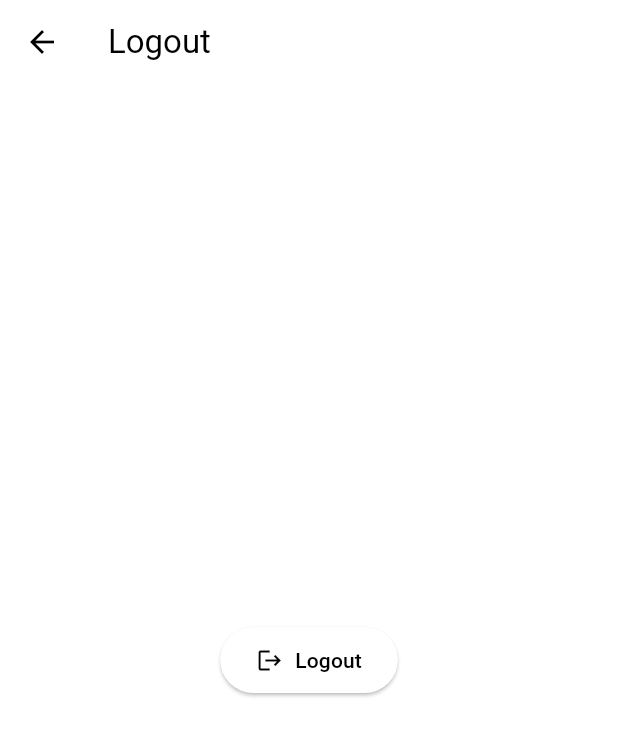
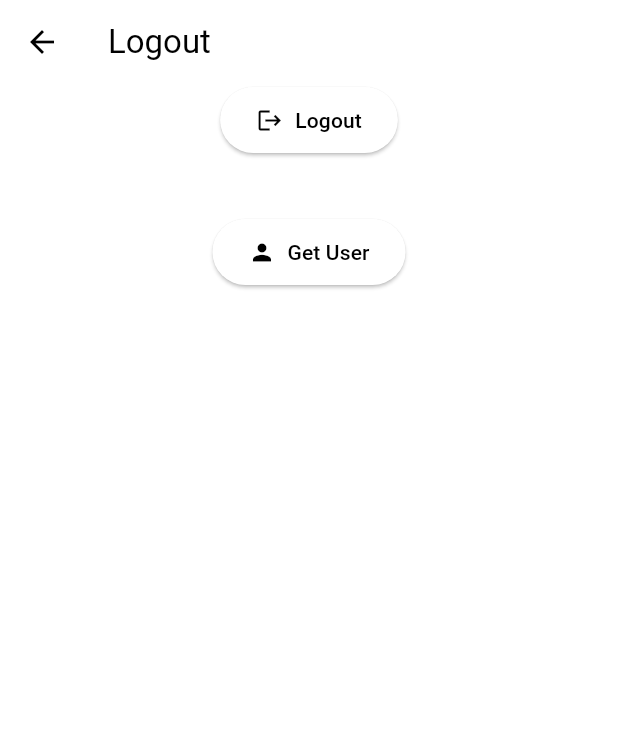
Before and after one commit to musa195420/initials_test, a Flutter app: the NotFoundPage screen opened by its route, on a phone screen of 412 x 824 dp. Shown: the top 736 px of the screen. Run offline on Flutter 3.47's test engine with Material 3 defaults, Android fonts, the phone set to English and light mode, and no system bars; our stand-ins replace cloud_firestore, firebase_auth, firebase_core, flutter_easyloading, flutter_riverpod, get_it and 3 more; accounts and stored records are empty.

Commit message:
........

```diff
--- a/lib/helper/locator.dart
+++ b/lib/helper/locator.dart
@@ -3,6 +3,7 @@ import 'package:get_it/get_it.dart';
 import 'package:initial_test/models/hive_models/hive_user.dart';
 import 'package:initial_test/repos/user_repo.dart';
 import 'package:initial_test/services/api_service.dart';
+import 'package:initial_test/services/dialog_service.dart';
 import 'package:initial_test/services/firebase_database.dart';
 import 'package:initial_test/services/firebase_service.dart';
 import 'package:initial_test/services/hive_service.dart';
@@ -22,6 +23,8 @@ class LocatorInjector {
       locator.registerLazySingleton<IFirebaseDatabase>(
           () => FirebaseDatabaseImpl());
 
+      locator.registerLazySingleton<IDialogService>(() => DialogService());
+
       locator.registerLazySingleton<IApiService>(() => ApiServiceImpl());
 
       locator
--- a/lib/main.dart
+++ b/lib/main.dart
@@ -10,6 +10,7 @@ import 'package:initial_test/helper/app_router.dart';
 import 'package:initial_test/helper/locator.dart';
 import 'package:initial_test/models/hive_models/hive_user.dart';
 import 'package:initial_test/services/hive_service.dart';
+import 'package:initial_test/services/pref_service.dart';
 
 import 'package:path_provider/path_provider.dart' as path_provider;
 
@@ -37,6 +38,8 @@ Future configSettings() async {
   // Init Services
 
   try {
+    await locator<PrefService>().init();
+
     final appDocumentDirectory =
         await path_provider.getApplicationDocumentsDirectory();
     Hive.init("${appDocumentDirectory.path}/pet_adoption");
--- a/lib/providers/no_provider.dart
+++ b/lib/providers/no_provider.dart
@@ -1,11 +1,20 @@
 // lib/providers/logout_provider.dart
+import 'package:flutter/material.dart';
 import 'package:flutter_riverpod/flutter_riverpod.dart';
 import 'package:initial_test/helper/locator.dart';
 import 'package:initial_test/helper/routes.dart';
+import 'package:initial_test/services/api_service.dart';
+import 'package:initial_test/services/dialog_service.dart';
 import 'package:initial_test/services/firebase_service.dart';
 import 'package:initial_test/services/navigation_service.dart';
 
+import '../models/user_model.dart';
+import '../services/pref_service.dart';
+
 class LogoutNotifier extends StateNotifier<AsyncValue<void>> {
+  final _apiService = locator<IApiService>();
+  final _dialogService = locator<IDialogService>();
+  final PrefService _prefService = locator<PrefService>();
   final _firebase = locator<IFirebaseService>();
   final _nav = locator<NavigationService>();
 
@@ -18,11 +27,22 @@ class LogoutNotifier extends StateNotifier<AsyncValue<void>> {
     switch (result) {
       case AuthSuccess():
         state = const AsyncData(null);
-        _nav.goBack(Routes.login); // Use pushTo or replaceAll depending on flow
+        Future.microtask(() => _nav
+            .goTo(Routes.login)); // Use pushTo or replaceAll depending on flow
         break;
       case AuthFailure(message: final msg):
         state = AsyncError(msg, StackTrace.current);
         break;
+    }
+  }
+
+  Future<void> getUser() async {
+    var userId = await _prefService.getString(PrefKey.userId);
+
+    UserModel? user = await _apiService.getUserById(userId);
+    if (user != null) {
+      await _dialogService.showSuccess(text: user.email);
+      debugPrint(user.id);
     }
   }
 }
--- a/lib/providers/signup_provider.dart
+++ b/lib/providers/signup_provider.dart
@@ -7,10 +7,12 @@ import 'package:initial_test/models/user_model.dart';
 import 'package:initial_test/services/api_service.dart';
 import 'package:initial_test/services/firebase_service.dart';
 import 'package:initial_test/services/navigation_service.dart';
+import 'package:initial_test/services/pref_service.dart';
 import 'package:initial_test/states/signup_state.dart';
 
 class SignUpNotifier extends StateNotifier<SignUpState> {
   final _apiService = locator<IApiService>();
+  final PrefService _prefService = locator<PrefService>();
   final _firebase = locator<IFirebaseService>();
   final _nav = locator<NavigationService>();
   SignUpNotifier() : super(const SignUpState());
@@ -36,6 +38,8 @@ class SignUpNotifier extends StateNotifier<SignUpState> {
             name: user.displayName ?? "",
             email: user.email ?? "",
             wallet: 0));
+
+        _prefService.setString(PrefKey.userId, user.uid);
         _nav.goTo(Routes.notfound);
         debugPrint(user.displayName);
       } else if (res is AuthFailure) {
--- a/lib/views/login.dart
+++ b/lib/views/login.dart
@@ -8,7 +8,6 @@ import 'package:initial_test/helper/routes.dart';
 import 'package:initial_test/providers/login_provider.dart';
 import 'package:initial_test/services/navigation_service.dart';
 import 'package:initial_test/states/login_state.dart';
-import 'package:initial_test/views/not_found_page.dart';
 import 'package:initial_test/widget_support/text_styles.dart';
 
 class LogIn extends ConsumerStatefulWidget {
@@ -42,8 +41,6 @@ class _LogInState extends ConsumerState<LogIn> {
   Widget build(BuildContext context) {
     final state = ref.watch(loginProvider);
     final actions = ref.read(loginProvider.notifier);
-
-    if (state.isLoggedIn) return const NotFoundPage();
 
     final keyIcon = state.obscureText
         ? const Icon(Icons.key)
--- a/lib/views/not_found_page.dart
+++ b/lib/views/not_found_page.dart
@@ -18,7 +18,10 @@ class NotFoundPage extends ConsumerWidget {
       body: Center(
         child: logoutState.isLoading
             ? const CircularProgressIndicator()
-            : ElevatedButton.icon(
+            : Column(
+                spacing: 40,
+                children: [
+                  ElevatedButton.icon(
                     icon: const Icon(Icons.logout),
                     label: const Text('Logout'),
                     style: ElevatedButton.styleFrom(
@@ -26,6 +29,16 @@ class NotFoundPage extends ConsumerWidget {
                             horizontal: 24, vertical: 12)),
                     onPressed: () => logoutNotifier.logout(),
                   ),
+                  ElevatedButton.icon(
+                    icon: const Icon(Icons.person),
+                    label: const Text('Get User'),
+                    style: ElevatedButton.styleFrom(
+                        padding: const EdgeInsets.symmetric(
+                            horizontal: 24, vertical: 12)),
+                    onPressed: () => logoutNotifier.getUser(),
+                  ),
+                ],
+              ),
       ),
     );
   }
```
Also changed, not shown: lib/providers/login_provider.dart (+10 -0 lines), lib/services/dialog_service.dart (added, +56 -0 lines), lib/services/pref_service.dart (+2 -7 lines). Lines whose indentation alone changed are shown as unchanged.
